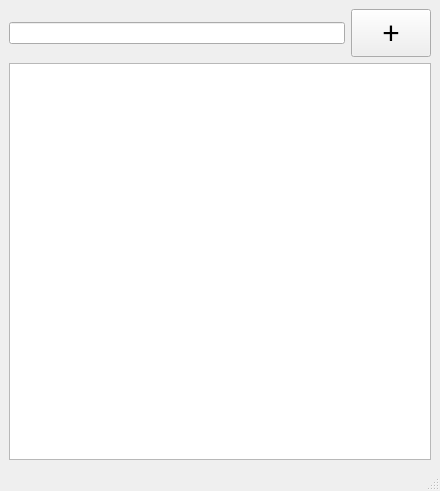
Qt form PyLearn7-Assignment22/main_window.ui (MahdiAhmadiKamal/PyLearn7-GUI) before a commit.
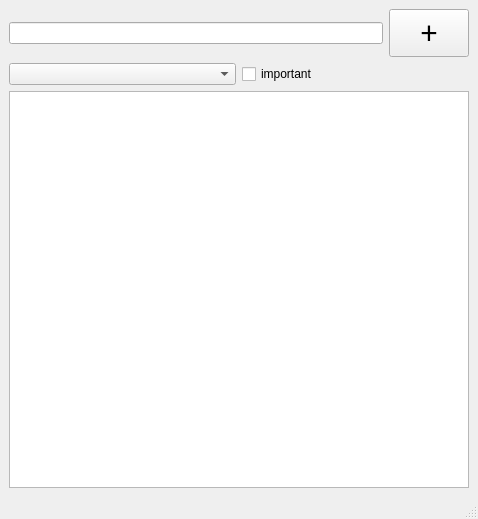
The same form after that commit.

Diff of the .ui file:
```diff
--- a/PyLearn7-Assignment22/main_window.ui
+++ b/PyLearn7-Assignment22/main_window.ui
@@ -6,8 +6,8 @@
    <rect>
     <x>0</x>
     <y>0</y>
-    <width>440</width>
-    <height>491</height>
+    <width>478</width>
+    <height>519</height>
    </rect>
   </property>
   <property name="windowTitle">
@@ -25,15 +25,42 @@
       </item>
       <item>
        <widget class="QPushButton" name="btn_new_task">
+        <property name="minimumSize">
+         <size>
+          <width>30</width>
+          <height>30</height>
+         </size>
+        </property>
         <property name="font">
          <font>
           <family>Calibri</family>
           <pointsize>24</pointsize>
+          <bold>false</bold>
          </font>
         </property>
         <property name="text">
          <string>+</string>
         </property>
+        <property name="iconSize">
+         <size>
+          <width>30</width>
+          <height>30</height>
+         </size>
+        </property>
+       </widget>
+      </item>
+     </layout>
+    </item>
+    <item>
+     <layout class="QHBoxLayout" name="horizontalLayout_2">
+      <item>
+       <widget class="QComboBox" name="comboBox"/>
+      </item>
+      <item>
+       <widget class="QCheckBox" name="checkbox_important">
+        <property name="text">
+         <string>important</string>
+        </property>
        </widget>
       </item>
      </layout>
```
Left out of the diff: 2 changed lines with no effect on the pictures.
